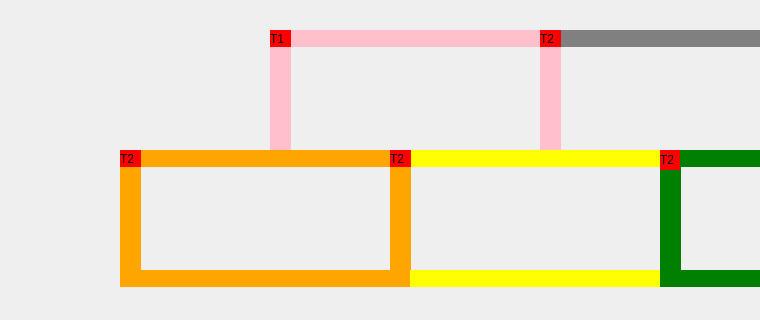
Qt form Codigo-QT5-Ubuntu-Trem/mainwindow.ui (julianapequeno/rail-network) before a commit; both pictures show x 0 to 760 and y 106 to 426 of the 1097 by 581 pixel window.
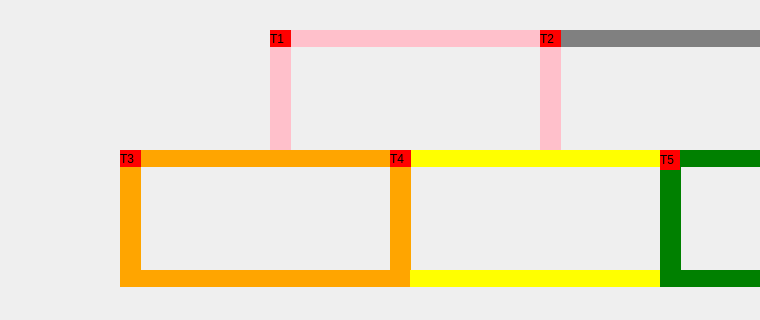
The same form after that commit.

```diff
--- a/Codigo-QT5-Ubuntu-Trem/mainwindow.ui
+++ b/Codigo-QT5-Ubuntu-Trem/mainwindow.ui
@@ -293,7 +293,7 @@
      <string notr="true">QLabel { background: red}</string>
     </property>
     <property name="text">
-     <string>T2</string>
+     <string>T4</string>
     </property>
    </widget>
    <widget class="QLabel" name="label_trilho2_4">
@@ -373,7 +373,7 @@
      <string notr="true">QLabel { background: red}</string>
     </property>
     <property name="text">
-     <string>T2</string>
+     <string>T3</string>
     </property>
    </widget>
    <widget class="QLabel" name="label_trem2_4">
@@ -389,7 +389,7 @@
      <string notr="true">QLabel { background: red}</string>
     </property>
     <property name="text">
-     <string>T2</string>
+     <string>T5</string>
     </property>
    </widget>
    <widget class="QLabel" name="label_trilho2_6">
```
Left out of the diff: 12 changed lines with no effect on the pictures.
